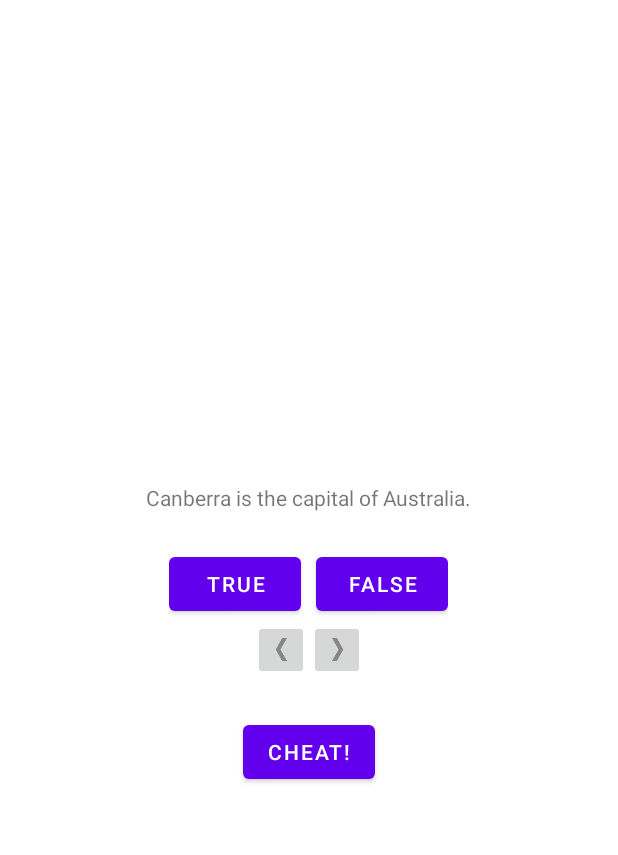
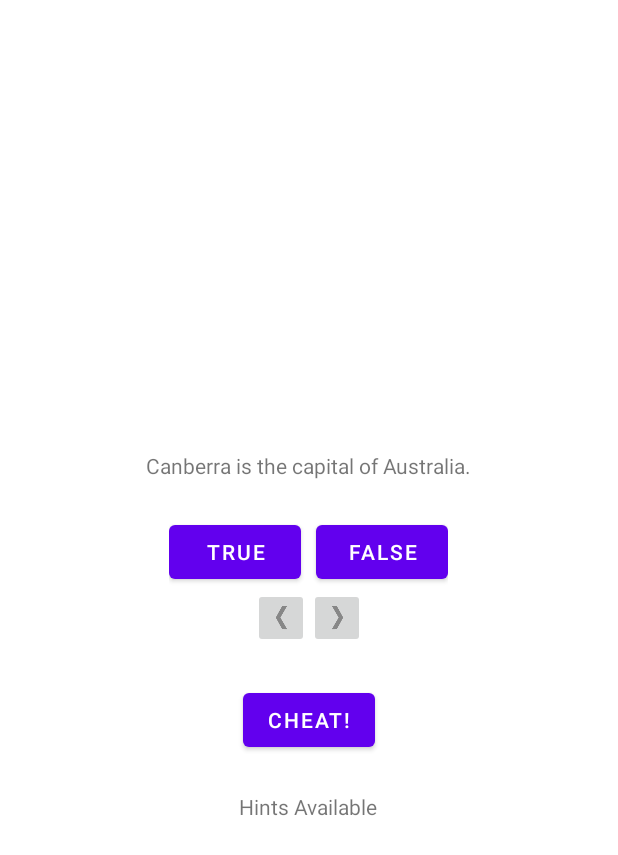
Before and after one commit to chydikO/GeoQuizApp, an Android app: the layout activity_main.xml on its own in the app's theme, with its tools: preview values and no code run, on a phone screen of 412 x 824 dp. Shown: the top 855 px of the screen. Run offline under Robolectric (Android 15) with nearby library versions, the phone set to English and light mode, and no system bars.

Commit message:
add hintsAvailable functional

```diff
--- a/app/src/main/res/layout-land/activity_main.xml
+++ b/app/src/main/res/layout-land/activity_main.xml
@@ -31,6 +31,10 @@
             android:text="@string/false_button" />
     </LinearLayout>
 
+    <LinearLayout
+        android:orientation="vertical"
+        android:layout_width="wrap_content"
+        android:layout_height="wrap_content" >
         <Button
             android:id="@+id/cheat_button"
             android:layout_width="wrap_content"
@@ -39,6 +43,15 @@
             android:layout_margin="24dp"
             android:padding="10dp"
             android:text="@string/cheat_button" />
+
+        <TextView
+            android:id="@+id/hints_available_text_view"
+            android:layout_width="wrap_content"
+            android:layout_height="wrap_content"
+            android:layout_margin="24dp"
+            tools:text="Hints Available"/>
+    </LinearLayout>
+
 
     <ImageButton
         android:id="@+id/next_button"
--- a/app/src/main/res/layout/activity_main.xml
+++ b/app/src/main/res/layout/activity_main.xml
@@ -58,4 +58,11 @@
         android:layout_height="wrap_content"
         android:layout_marginTop="24dp"
         android:text="@string/cheat_button" />
+
+    <TextView
+        android:id="@+id/hints_available_text_view"
+        android:layout_width="wrap_content"
+        android:layout_height="wrap_content"
+        android:layout_marginTop="24dp"
+        tools:text="Hints Available"/>
 </LinearLayout>
--- a/app/src/main/res/values/strings.xml
+++ b/app/src/main/res/values/strings.xml
@@ -5,6 +5,7 @@
     <string name="correct_toast">Correct!</string>
     <string name="incorrect_toast">Incorrect!</string>
     <string name="next_button">Next</string>
+    <string name="prev_button">prev_button</string>
 
     <string name="question_australia">Canberra is the capital of Australia.</string>
     <string name="question_oceans">The Pacific Ocean is larger than the Atlantic Ocean.</string>
@@ -12,7 +13,6 @@
     <string name="question_africa">The source of the Nile River is in Egypt.</string>
     <string name="question_americas">The Amazon River is the longest river in the Americas.</string>
     <string name="question_asia">Lake Baikal is the world\'s oldest and deepest freshwater lake.</string>
-    <string name="prev_button">prev_button</string>
 
     <string name="warning_text">Are you sure you want to do this?</string>
     <string name="show_answer_button">Show Answer</string>
@@ -20,4 +20,5 @@
     <string name="judgment_toast">Cheating is wrong.</string>
 
     <string name="api_level">Api Level %1$S</string>
+    <string name="hints_available">Hint`s available: %1$S</string>
 </resources>
```
Also changed, not shown: app/src/main/java/com/chudnovskiy/geoquizapp/MainActivity.kt (+10 -0 lines), app/src/main/java/com/chudnovskiy/geoquizapp/QuizViewModel.kt (+9 -0 lines), 1 other file. Lines whose indentation alone changed are shown as unchanged.
